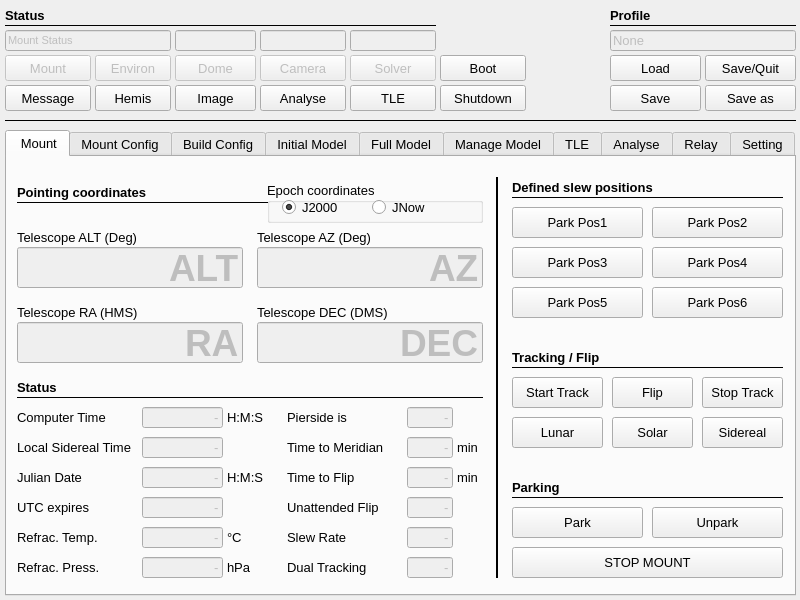
Before: the Qt Designer form mountwizzard4/gui/main.ui in mworion/MountWizzard4, drawn with Qt 5.
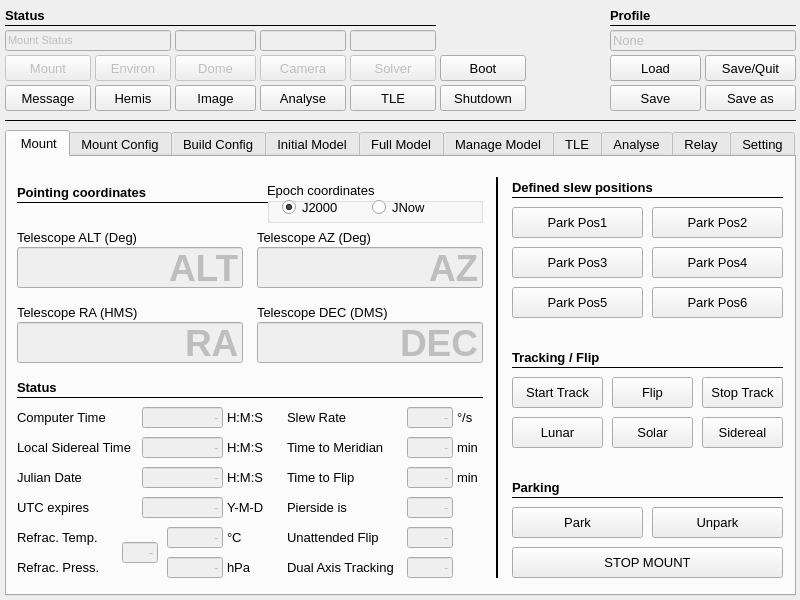
After: the same form once the commit is applied.

Commit message: actual settings shown

Diff of the .ui file:
```diff
--- a/mountwizzard4/gui/main.ui
+++ b/mountwizzard4/gui/main.ui
@@ -439,7 +439,7 @@
      <property name="geometry">
       <rect>
        <x>400</x>
-       <y>250</y>
+       <y>340</y>
        <width>46</width>
        <height>21</height>
       </rect>
@@ -481,7 +481,7 @@
      <property name="geometry">
       <rect>
        <x>280</x>
-       <y>250</y>
+       <y>340</y>
        <width>71</width>
        <height>21</height>
       </rect>
@@ -1554,7 +1554,7 @@
      <property name="geometry">
       <rect>
        <x>280</x>
-       <y>370</y>
+       <y>250</y>
        <width>66</width>
        <height>21</height>
       </rect>
@@ -1575,7 +1575,7 @@
      <property name="geometry">
       <rect>
        <x>400</x>
-       <y>370</y>
+       <y>250</y>
        <width>46</width>
        <height>21</height>
       </rect>
@@ -1618,7 +1618,7 @@
       <rect>
        <x>280</x>
        <y>400</y>
-       <width>101</width>
+       <width>116</width>
        <height>21</height>
       </rect>
      </property>
@@ -1628,7 +1628,7 @@
       </font>
      </property>
      <property name="text">
-      <string>Dual Tracking</string>
+      <string>Dual Axis Tracking</string>
      </property>
     </widget>
     <widget class="QLineEdit" name="statusUnattendedFlip">
@@ -1638,7 +1638,7 @@
      <property name="geometry">
       <rect>
        <x>400</x>
-       <y>340</y>
+       <y>370</y>
        <width>46</width>
        <height>21</height>
       </rect>
@@ -1680,7 +1680,7 @@
      <property name="geometry">
       <rect>
        <x>280</x>
-       <y>340</y>
+       <y>370</y>
        <width>101</width>
        <height>21</height>
       </rect>
@@ -1781,9 +1781,9 @@
      </property>
      <property name="geometry">
       <rect>
-       <x>135</x>
+       <x>160</x>
        <y>370</y>
-       <width>81</width>
+       <width>56</width>
        <height>21</height>
       </rect>
      </property>
@@ -1829,9 +1829,9 @@
      </property>
      <property name="geometry">
       <rect>
-       <x>135</x>
+       <x>160</x>
        <y>400</y>
-       <width>81</width>
+       <width>56</width>
        <height>21</height>
       </rect>
      </property>
@@ -1925,6 +1925,105 @@
       <string>H:M:S</string>
      </property>
     </widget>
+    <widget class="QLabel" name="label_130">
+     <property name="geometry">
+      <rect>
+       <x>220</x>
+       <y>280</y>
+       <width>46</width>
+       <height>21</height>
+      </rect>
+     </property>
+     <property name="font">
+      <font>
+       <pointsize>10</pointsize>
+      </font>
+     </property>
+     <property name="text">
+      <string>H:M:S</string>
+     </property>
+    </widget>
+    <widget class="QLabel" name="label_133">
+     <property name="geometry">
+      <rect>
+       <x>450</x>
+       <y>250</y>
+       <width>31</width>
+       <height>21</height>
+      </rect>
+     </property>
+     <property name="font">
+      <font>
+       <pointsize>10</pointsize>
+      </font>
+     </property>
+     <property name="text">
+      <string>°/s</string>
+     </property>
+    </widget>
+    <widget class="QLabel" name="label_222">
+     <property name="geometry">
+      <rect>
+       <x>220</x>
+       <y>340</y>
+       <width>46</width>
+       <height>21</height>
+      </rect>
+     </property>
+     <property name="font">
+      <font>
+       <pointsize>10</pointsize>
+      </font>
+     </property>
+     <property name="text">
+      <string>Y-M-D</string>
+     </property>
+    </widget>
+    <widget class="QLineEdit" name="statusRefraction">
+     <property name="enabled">
+      <bool>false</bool>
+     </property>
+     <property name="geometry">
+      <rect>
+       <x>115</x>
+       <y>385</y>
+       <width>36</width>
+       <height>21</height>
+      </rect>
+     </property>
+     <property name="font">
+      <font>
+       <family>Arial</family>
+       <pointsize>10</pointsize>
+       <weight>50</weight>
+       <bold>false</bold>
+      </font>
+     </property>
+     <property name="mouseTracking">
+      <bool>false</bool>
+     </property>
+     <property name="acceptDrops">
+      <bool>false</bool>
+     </property>
+     <property name="toolTip">
+      <string>Status of dual tracking</string>
+     </property>
+     <property name="layoutDirection">
+      <enum>Qt::RightToLeft</enum>
+     </property>
+     <property name="inputMask">
+      <string/>
+     </property>
+     <property name="text">
+      <string>-</string>
+     </property>
+     <property name="alignment">
+      <set>Qt::AlignRight|Qt::AlignTrailing|Qt::AlignVCenter</set>
+     </property>
+     <property name="readOnly">
+      <bool>true</bool>
+     </property>
+    </widget>
     <zorder>line_15</zorder>
     <zorder>line_16</zorder>
     <zorder>line_14</zorder>
@@ -3128,7 +3227,7 @@
       <bool>true</bool>
      </property>
     </widget>
-    <widget class="QLineEdit" name="statusRefraction">
+    <widget class="QLineEdit" name="statusRefraction1">
      <property name="enabled">
       <bool>false</bool>
      </property>
```
Left out of the diff: 6 changed lines with no effect on the pictures. The commit also changes 2 other files.
